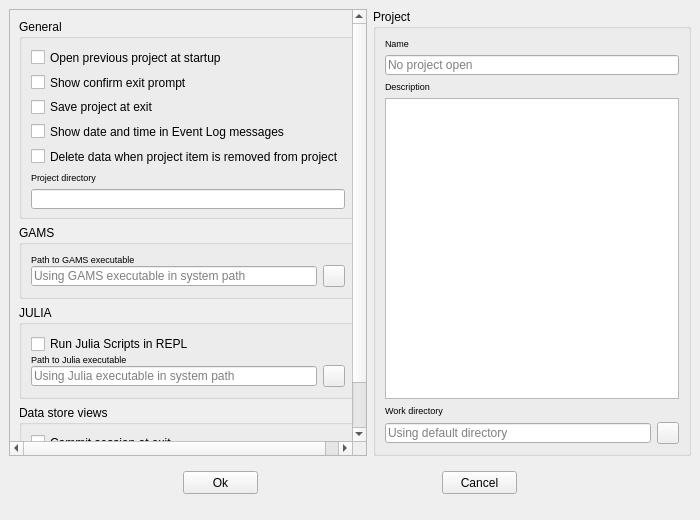
First picture: the form in spinetoolbox/ui/settings.ui, repository spine-tools/Spine-Toolbox, before the edit.
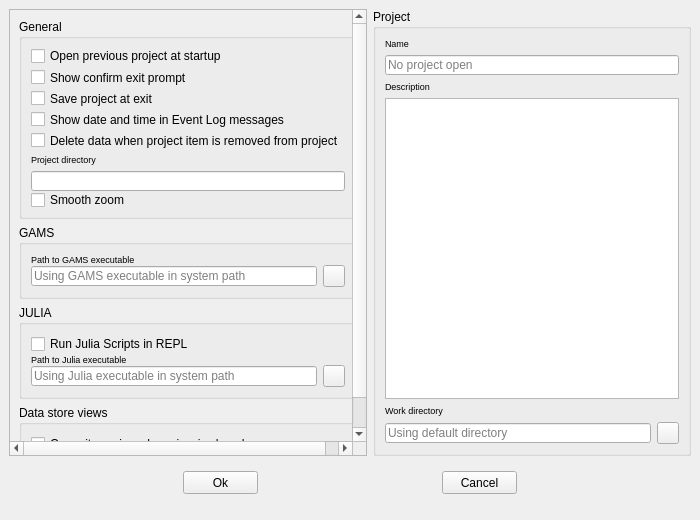
Second picture: the form after the edit.

Commit message: Issue #254: Smooth zoom setting now controls both Design and Graph view zooming. Smooth zoom type is saved via QSettings instead of settings.conf (Issue #255)

```diff
--- a/spinetoolbox/ui/settings.ui
+++ b/spinetoolbox/ui/settings.ui
@@ -101,8 +101,8 @@
          <rect>
           <x>0</x>
           <y>0</y>
-          <width>323</width>
-          <height>449</height>
+          <width>336</width>
+          <height>443</height>
          </rect>
         </property>
         <layout class="QVBoxLayout" name="verticalLayout_5">
@@ -235,6 +235,16 @@
               </property>
              </widget>
             </item>
+            <item>
+             <widget class="QCheckBox" name="checkBox_use_smooth_zoom">
+              <property name="toolTip">
+               <string>&lt;html&gt;&lt;head/&gt;&lt;body&gt;&lt;p&gt;Controls whether smooth or discete zoom is used in Design and Graph Views.&lt;/p&gt;&lt;/body&gt;&lt;/html&gt;</string>
+              </property>
+              <property name="text">
+               <string>Smooth zoom</string>
+              </property>
+             </widget>
+            </item>
             <item>
              <spacer name="verticalSpacer">
               <property name="orientation">
@@ -421,20 +431,13 @@
                <string>&lt;html&gt;&lt;head/&gt;&lt;body&gt;&lt;p&gt;Unchecked: Does not commit session and does not show message box&lt;/p&gt;&lt;p&gt;Partially checked: Shows message box (default)&lt;/p&gt;&lt;p&gt;Checked: Commits session and does not show message box&lt;/p&gt;&lt;p&gt;&lt;br/&gt;&lt;/p&gt;&lt;/body&gt;&lt;/html&gt;</string>
               </property>
               <property name="text">
-               <string>Commit session at exit</string>
+               <string>Commit session when view is closed</string>
               </property>
               <property name="tristate">
                <bool>true</bool>
               </property>
              </widget>
             </item>
-            <item>
-             <widget class="QCheckBox" name="checkBox_use_smooth_zoom">
-              <property name="text">
-               <string>Use smooth zoom in graph view</string>
-              </property>
-             </widget>
-            </item>
            </layout>
           </widget>
          </item>
```
Left out of the diff: 2 changed lines with no effect on the pictures. The commit also changes 12 other files.
